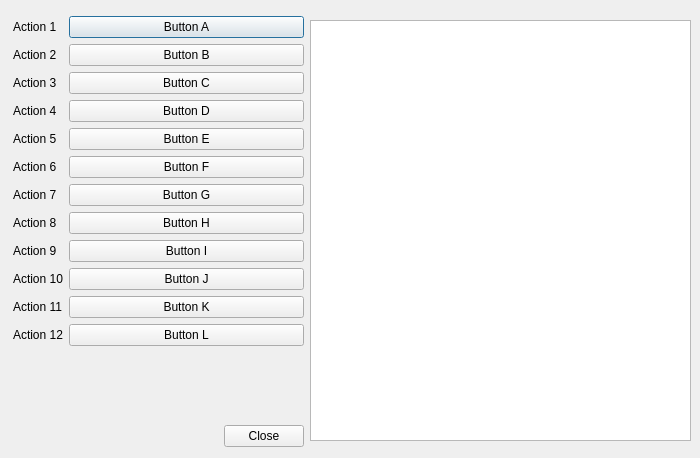
Qt form rov_chall_ui/keybindings.ui (rameziophobia/ROV_Challenge) before a commit.
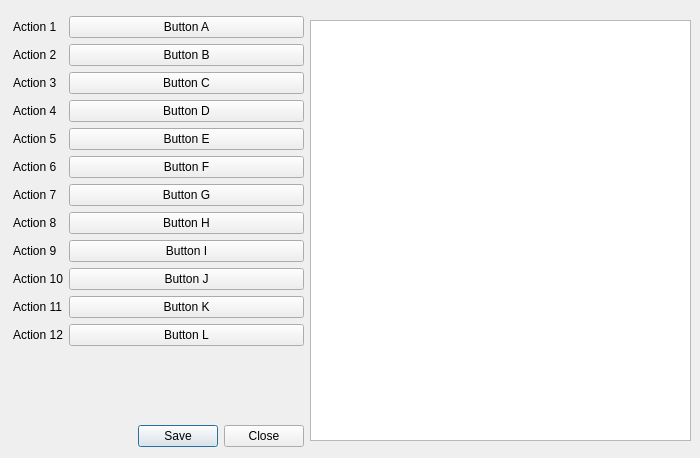
The same form after that commit.

Commit message:
updated key bindings
- Added JSON settings file
- Support for saving and loading multiple settings files
- Emits signal to update settings from file
- Needs wait for sdl function and read from sdl function

Patch:
```diff
--- a/rov_chall_ui/keybindings.ui
+++ b/rov_chall_ui/keybindings.ui
@@ -216,7 +216,7 @@
        <enum>Qt::Horizontal</enum>
       </property>
       <property name="standardButtons">
-       <set>QDialogButtonBox::Close</set>
+       <set>QDialogButtonBox::Close|QDialogButtonBox::Save</set>
       </property>
      </widget>
     </item>
```
Left out of the diff: 24 changed lines with no effect on the pictures. The commit also changes 2 other files.
